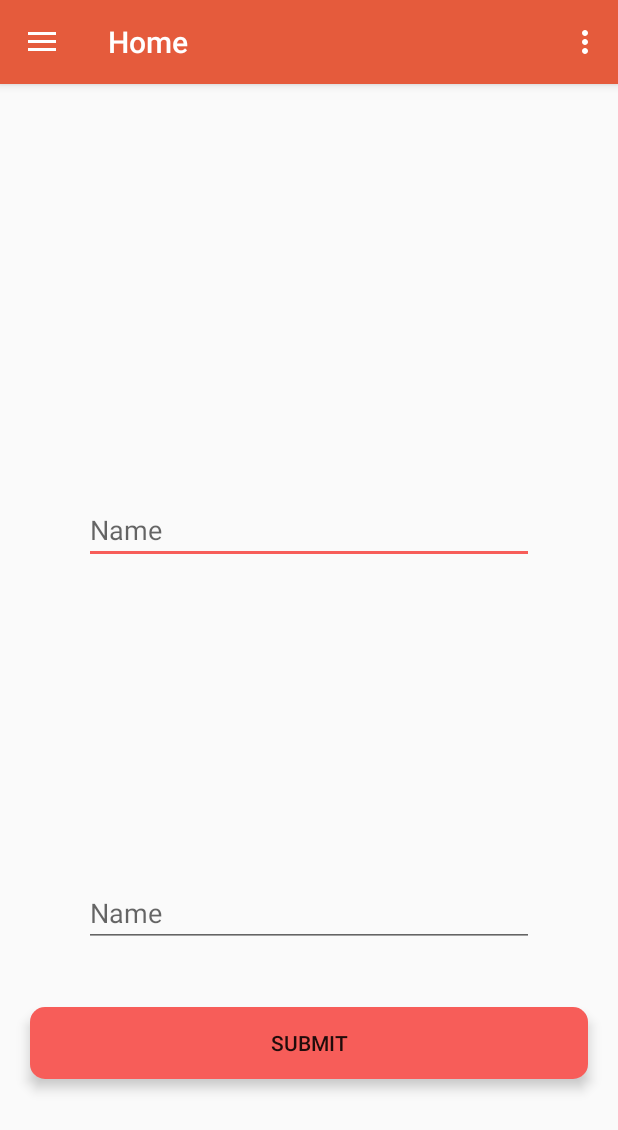
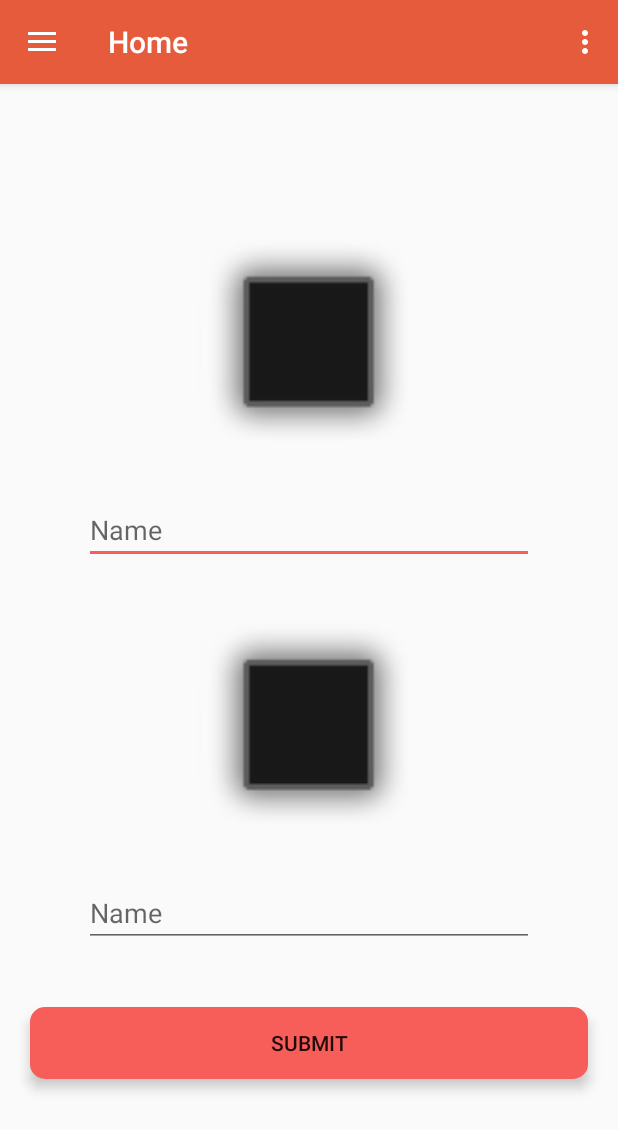
Before and after one commit to Prakash-sa/ABTesting, an Android app: the screen it shows after launch once a user with an empty profile is signed in (MainActivity), on a phone screen of 412 x 824 dp. Shown: the top 1130 px of the screen. Run offline under Robolectric (Android 15) with nearby library versions, the phone set to English and light mode, and no system bars; our stand-ins replace Firebase (no records; nobody signed in at launch, a user with empty details on screens opened directly), navigation-ui.

Commit message:
Image frame added

```diff
--- a/app/src/main/res/layout/fragment_home.xml
+++ b/app/src/main/res/layout/fragment_home.xml
@@ -10,6 +10,7 @@
 
 
     <ImageView
+        app:srcCompat="@android:drawable/alert_dark_frame"
         android:layout_width="150dp"
         android:layout_height="150dp"
         android:id="@+id/selectimage1_id"/>
@@ -21,6 +22,7 @@
         android:id="@+id/imageedittext1_id"/>
 
     <ImageView
+        app:srcCompat="@android:drawable/alert_dark_frame"
         android:layout_margin="20dp"
         android:layout_width="150dp"
         android:layout_height="150dp"
```
